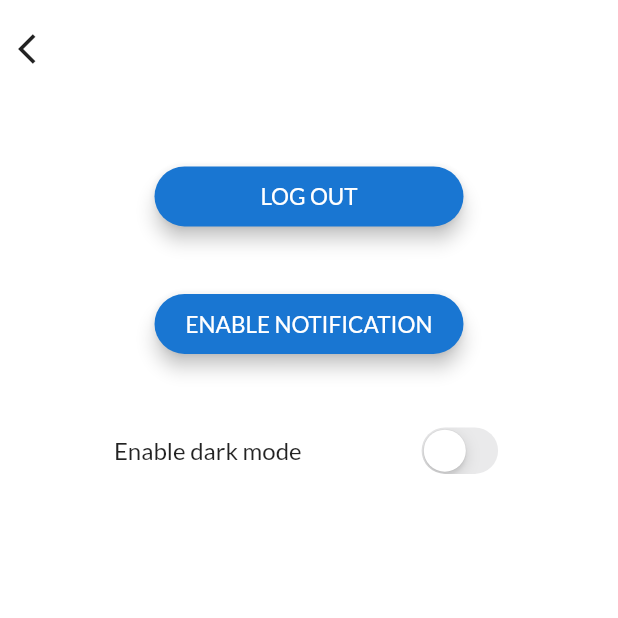
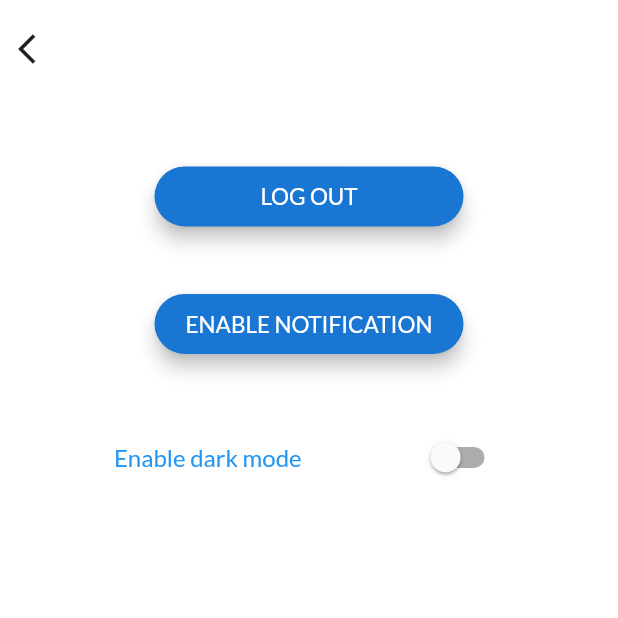
Before and after one commit to Sdevita/tellus_lite, a Flutter app: the MapPage screen opened directly, after a tap on the "settings" icon, on a phone screen of 412 x 824 dp, the top half of it. Run offline on Flutter 3.47's test engine with Material 2 defaults, Android fonts, the phone set to English and light mode, and no system bars; our stand-ins replace dio, firebase_auth, firebase_messaging, geolocator, google_fonts, google_maps_flutter and 3 more; missing offline and left inert: flutter_statusbar_text_color; accounts and stored records are empty; generated files the repository leaves out were written again; statements that could not run were skipped.

Commit message:
Added event detail animation

```diff
--- /dev/null
+++ b/assets/lang/en_EN.json
@@ -0,0 +1,3 @@
+{
+
+}
--- /dev/null
+++ b/assets/lang/it_IT.json
@@ -0,0 +1,3 @@
+{
+
+}
--- /dev/null
+++ b/lib/common/constants/app_constants.dart
@@ -0,0 +1,3 @@
+class AppConstants {
+  static final String APP_NAME = "Tellus";
+}
--- a/lib/feature/map/map_page.dart
+++ b/lib/feature/map/map_page.dart
@@ -3,6 +3,7 @@ import 'package:flutter/widgets.dart';
 import 'package:google_maps_flutter/google_maps_flutter.dart';
 import 'package:provider/provider.dart';
 import 'package:telluslite/common/theme/theme_changer.dart';
+import 'package:telluslite/common/widgets/map/card/earthquake_list_card.dart';
 
 import 'map_viewmodel.dart';
 
@@ -18,6 +19,9 @@ class _MapPageState extends State<MapPage> with WidgetsBindingObserver {
   double bottomPadding;
   Alignment bottomAlignment;
   Alignment topAlignment;
+  MediaQueryData mq;
+  double detailBoxHeight;
+  double headerWidth;
 
   @override
   void initState() {
@@ -33,17 +37,21 @@ class _MapPageState extends State<MapPage> with WidgetsBindingObserver {
     viewModel = Provider.of<MapViewModel>(context);
     themeChanger = Provider.of(context);
     theme = Theme.of(context);
+    mq = MediaQuery.of(context);
     double mqPTop = MediaQuery.of(context).padding.top;
     bottomPadding = MediaQuery.of(context).padding.bottom;
     bottomAlignment = Alignment(0.0, 1 - (bottomPadding + 40) / 1000);
     topAlignment = Alignment(0.0, -(1 - ((mqPTop + 60) / 1000)));
+    detailBoxHeight = viewModel.detailsCardHeight ?? 0;
+    headerWidth = viewModel.headerWidth ?? mq.size.width / 2;
 
     return Scaffold(
       body: Stack(
         children: <Widget>[
           _buildMap(context),
           _buildHeader(context),
-          _buildBottomWidget(context)
+          _buildBottomWidget(context),
+          _buildDetails(context),
         ],
       ),
     );
@@ -52,16 +60,20 @@ class _MapPageState extends State<MapPage> with WidgetsBindingObserver {
   _buildHeader(BuildContext context) {
     return Align(
       alignment: topAlignment,
-      child: Container(
-        width: MediaQuery.of(context).size.width / 2,
+      child: AnimatedContainer(
+        duration: Duration(milliseconds: 200),
+        curve: Curves.easeInCirc,
+        width: headerWidth,
+        onEnd: () {
+          //viewModel.changeHeaderTitle();
+        },
         decoration: BoxDecoration(
             borderRadius: BorderRadius.all(Radius.circular(50)),
             color: Theme.of(context).backgroundColor),
         child: Padding(
           padding: const EdgeInsets.all(8.0),
           child: Row(
-            mainAxisAlignment: MainAxisAlignment.spaceAround,
-            mainAxisSize: MainAxisSize.min,
+            mainAxisAlignment: MainAxisAlignment.spaceBetween,
             children: <Widget>[
               IconButton(
                 onPressed: () {
@@ -73,20 +85,19 @@ class _MapPageState extends State<MapPage> with WidgetsBindingObserver {
                   color: Theme.of(context).primaryColor,
                 ),
               ),
-              Visibility(
-                visible: !viewModel.showMapLoader,
+              !viewModel.showMapLoader
+                  ? Flexible(
                       child: Text(
-                  "Tellus",
-                  style: TextStyle(fontSize: 20),
+                        viewModel.headerTitle,
+                        textAlign: TextAlign.center,
+                        style:
+                            TextStyle(fontSize: 20, color: theme.primaryColor),
                       ),
-              ),
-              Visibility(
-                visible: viewModel.showMapLoader,
-                child: Padding(
+                    )
+                  : Padding(
                       padding: const EdgeInsets.all(8.0),
                       child: CircularProgressIndicator(
                         backgroundColor: theme.primaryColor,
-                  ),
                       ),
                     ),
               IconButton(
@@ -127,30 +138,67 @@ class _MapPageState extends State<MapPage> with WidgetsBindingObserver {
   _buildBottomWidget(BuildContext context) {
     return Align(
       alignment: Alignment(0.0, 0.9),
-      child: FractionallySizedBox(
-        heightFactor: 0.2,
+      child: Container(
+        height: mq.size.height / 5.5,
         child: PageView.builder(
           itemCount: viewModel.earthquakeList.length,
           // store this controller in a State to save the carousel scroll position
           controller: viewModel.pageController,
           itemBuilder: (BuildContext context, int itemIndex) {
-            return _buildCarouselItem(context, 1, itemIndex);
+            var event = viewModel.earthquakeList[itemIndex];
+            return EarthQuakeListCard(
+              title: event.properties.place,
+              magnitude: event.properties.mag,
+              onTopTapped: () {
+                viewModel.onTopTapped(itemIndex);
+              },
+            );
           },
         ),
       ),
     );
   }
 
-  Widget _buildCarouselItem(
-      BuildContext context, int carouselIndex, int itemIndex) {
-    return Padding(
-      padding: EdgeInsets.symmetric(horizontal: 4.0),
-      child: Container(
+  _buildDetails(BuildContext context) {
+    var event = viewModel?.selectedEvent;
+    return Align(
+      alignment: Alignment.bottomCenter,
+      child: AnimatedContainer(
+        duration: Duration(milliseconds: 200),
+        curve: Curves.easeInCirc,
+        height: detailBoxHeight,
         decoration: BoxDecoration(
           color: theme.backgroundColor,
-          borderRadius: BorderRadius.all(Radius.circular(4.0)),
+          borderRadius: BorderRadius.circular(25.0),
         ),
-        child: Text(viewModel.earthquakeList[itemIndex].properties.place),
+        child: Stack(
+          children: <Widget>[
+            Positioned(
+              left: 16,
+              top: 16,
+              child: Container(
+                constraints: BoxConstraints(maxWidth: mq.size.width * 0.8),
+                child: Text(
+                  event?.properties?.place ?? "",
+                  style: TextStyle(fontSize: 18, color: theme.primaryColor),
+                ),
+              ),
+            ),
+            Positioned(
+              right: 5,
+              top: 5,
+              child: IconButton(
+                onPressed: () {
+                  viewModel.onCloseDetail();
+                },
+                icon: Icon(
+                  Icons.clear,
+                  color: theme.primaryColor,
+                ),
+              ),
+            )
+          ],
+        ),
       ),
     );
   }
--- a/lib/feature/map/map_viewmodel.dart
+++ b/lib/feature/map/map_viewmodel.dart
@@ -3,6 +3,7 @@ import 'package:flutter/services.dart';
 import 'package:geolocator/geolocator.dart';
 import 'package:google_maps_flutter/google_maps_flutter.dart';
 import 'package:telluslite/common/base_viewmodel.dart';
+import 'package:telluslite/common/constants/app_constants.dart';
 import 'package:telluslite/common/widgets/Dialogs.dart';
 import 'package:telluslite/navigation/Routes.dart';
 import 'package:telluslite/network/model/response/feature.dart';
@@ -13,6 +14,7 @@ enum MapState { Map, Details, Notification }
 
 class MapViewModel extends BaseViewModel {
   List<Feature> _earthquakeList;
+  Feature _selectedEvent;
   PageController pageController = PageController(viewportFraction: 0.8);
   GoogleMapController _mapController;
   Geolocator _geolocator;
@@ -20,12 +22,17 @@ class MapViewModel extends BaseViewModel {
   bool _isDarkMode = false;
   Set<Marker> _markers;
   bool showMapLoader = true;
-  MapState _homeState = MapState.Map;
+  MapState _mapState = MapState.Map;
   Map<String, dynamic> notificationModel;
+  MediaQueryData mediaQuery;
+  double detailsCardHeight;
+  double headerWidth;
+  String headerTitle = AppConstants.APP_NAME;
 
   MapViewModel({this.notificationModel});
 
   init(BuildContext context, bool isDarkMode) async {
+    mediaQuery = MediaQuery.of(context);
     _showMapLoader(true);
     _geolocator = Geolocator();
     _isDarkMode = isDarkMode;
@@ -60,7 +67,7 @@ class MapViewModel extends BaseViewModel {
     }
 
     if (notificationModel.containsKey('data')) {
-      _homeState = MapState.Notification;
+      _mapState = MapState.Notification;
       var data = notificationModel['data'];
       var lat = double.parse(data['latitude']);
       var lon = double.parse(data['longitude']);
@@ -74,7 +81,16 @@ class MapViewModel extends BaseViewModel {
   }
 
   _showDetail(double lat, double lon, bool isFromNotification) async {
-    var camera = CameraPosition(target: LatLng(lat, lon), zoom: 8);
+    var camera;
+    if (_mapState == MapState.Details) {
+      detailsCardHeight = mediaQuery.size.height / 3;
+      headerWidth = mediaQuery.size.width - 50;
+      camera = CameraPosition(target: LatLng(lat, lon), zoom: 14);
+    } else {
+      camera = CameraPosition(target: LatLng(lat, lon), zoom: 8);
+      detailsCardHeight = 0;
+      headerWidth = mediaQuery.size.width / 2;
+    }
     await _mapController.animateCamera(CameraUpdate.newCameraPosition(camera));
     if (isFromNotification) {
       notificationModel = null;
@@ -120,13 +136,45 @@ class MapViewModel extends BaseViewModel {
   }
 
   setMapStyle(bool isDarkMode) async {
-    String stylePath = _isDarkMode
+    String stylePath = isDarkMode
         ? 'assets/map_style/blue_dark_map.json'
         : 'assets/map_style/x_spot_style.json';
     _showMapLoader(true);
     String style = await rootBundle.loadString(stylePath);
     _showMapLoader(false);
     _mapController.setMapStyle(style);
+  }
+
+  onTopTapped(int index) {
+    if (_mapState != MapState.Details) {
+      _mapState = MapState.Details;
+      var event = _earthquakeList[index];
+      _selectedEvent = event;
+      var latitude = event?.geometry?.coordinates[1];
+      var longitude = event?.geometry?.coordinates[0];
+      _showDetail(latitude, longitude, false);
+    }
+  }
+
+  onCloseDetail() {
+    _mapState = MapState.Map;
+    _updateUI();
+  }
+
+  _updateUI() {
+    switch (_mapState) {
+      case MapState.Map:
+        _mapController.animateCamera(CameraUpdate.zoomTo(8));
+        detailsCardHeight = 0;
+        headerWidth = mediaQuery.size.width / 2;
+        break;
+      case MapState.Details:
+
+      case MapState.Notification:
+        // TODO: Handle this case.
+        break;
+    }
+    notifyListeners();
   }
 
   _getEarthquakes(BuildContext context) async {
@@ -167,8 +215,8 @@ class MapViewModel extends BaseViewModel {
   }
 
   goToSettings(BuildContext context) async {
-    var isDarkMode =
-        await Navigator.of(context).pushNamed(Routes.settingsRoute);
+    bool isDarkMode =
+        await Navigator.of(context).pushNamed(Routes.settingsRoute) ?? false;
     setMapStyle(isDarkMode);
   }
 
@@ -183,4 +231,8 @@ class MapViewModel extends BaseViewModel {
   Position get currentPosition => _currentPosition;
 
   GoogleMapController get mapController => _mapController;
+
+  MapState get state => _mapState;
+
+  Feature get selectedEvent => _selectedEvent;
 }
--- a/lib/feature/settings_page/settings.dart
+++ b/lib/feature/settings_page/settings.dart
@@ -11,20 +11,32 @@ class Settings extends StatefulWidget {
   _SettingsState createState() => _SettingsState();
 }
 
-class _SettingsState extends State<Settings> {
+class _SettingsState extends State<Settings> with WidgetsBindingObserver {
   SettingsViewModel viewModel;
   ThemeChanger themeChanger;
+  ThemeData theme;
+
+  @override
+  void initState() {
+    WidgetsBinding.instance.addObserver(this);
+    WidgetsBinding.instance.addPostFrameCallback((_) {
+      viewModel.init();
+    });
+    super.initState();
+  }
 
   @override
   Widget build(BuildContext context) {
     viewModel = Provider.of(context);
     themeChanger = Provider.of(context);
+    theme = Theme.of(context);
+
     return BaseWidget(
       loader: viewModel.loader,
       appBar: TellusAppBar(
         leftIcon: Icons.arrow_back_ios,
         onLeftButtonTapped: () {
-          Navigator.of(context).pop();
+          viewModel.onBack(context);
         },
       ),
       body: Center(
@@ -46,10 +58,10 @@ class _SettingsState extends State<Settings> {
         children: <Widget>[
           Text(
             "Enable dark mode",
-            style: TextStyle(fontSize: 16),
+            style: TextStyle(fontSize: 16, color: theme.primaryColor),
           ),
-          CupertinoSwitch(
-            activeColor: Theme.of(context).buttonColor,
+          Switch.adaptive(
+            activeColor: Theme.of(context).primaryColor,
             value: viewModel.switchValue,
             onChanged: (isDarkMode) {
               if (isDarkMode) {
--- a/lib/feature/settings_page/settings_viewmodel.dart
+++ b/lib/feature/settings_page/settings_viewmodel.dart
@@ -1,14 +1,19 @@
 import 'package:flutter/cupertino.dart';
 import 'package:permission_handler/permission_handler.dart';
-import 'package:shared_preferences/shared_preferences.dart';
 import 'package:telluslite/common/base_viewmodel.dart';
-import 'package:telluslite/common/constants/app_key.dart';
 import 'package:telluslite/navigation/Routes.dart';
 import 'package:telluslite/network/repositories/firebase_auth_repository.dart';
+import 'package:telluslite/persistent/repositories/secure_store_repository.dart';
 import 'package:telluslite/push_notification/push_notification_manager.dart';
 
 class SettingsViewModel extends BaseViewModel {
   bool switchValue = false;
+
+  init() async {
+    SecureStoreRepository secureStoreRepository = SecureStoreRepository();
+    switchValue = await secureStoreRepository.hasDarkModeSaved();
+    notifyListeners();
+  }
 
   logout(BuildContext context) {
     var firebaseRepo = FireBaseAuthRepository();
@@ -21,8 +26,12 @@ class SettingsViewModel extends BaseViewModel {
   onSwitchChange(bool isDarkMode) async {
     this.switchValue = isDarkMode;
     notifyListeners();
-    var preference = await SharedPreferences.getInstance();
-    preference.setBool(AppKeys.DARK_MODE_KEY, isDarkMode);
+    _savePreference();
+  }
+
+  _savePreference() {
+    SecureStoreRepository secureStoreRepository = SecureStoreRepository();
+    secureStoreRepository.saveDarkModeSettings(switchValue);
   }
 
   enableNotification() async {
@@ -37,4 +46,8 @@ class SettingsViewModel extends BaseViewModel {
       hideLoader();
     }
   }
+
+  onBack(BuildContext context) {
+    Navigator.pop(context, switchValue);
+  }
 }
--- a/lib/main.dart
+++ b/lib/main.dart
@@ -1,6 +1,7 @@
 import 'package:flutter/material.dart';
 import 'package:provider/provider.dart';
 import 'package:telluslite/common/theme/theme_changer.dart';
+import 'package:telluslite/persistent/repositories/secure_store_repository.dart';
 import 'package:telluslite/push_notification/push_notification_manager.dart';
 
 import 'common/theme/Themes.dart';
@@ -10,15 +11,35 @@ void main() async {
   runApp(MyApp());
 }
 
-class MyApp extends StatelessWidget {
+class MyApp extends StatefulWidget {
   // This widget is the root of your application.
+  @override
+  _MyAppState createState() => _MyAppState();
+}
+
+class _MyAppState extends State<MyApp> {
+  bool isDarkMode = false;
+
+  @override
+  void initState() {
+    WidgetsBinding.instance.addPostFrameCallback((timeStamp) async {
+      var dark = await SecureStoreRepository().hasDarkModeSaved();
+      setState(() {
+        isDarkMode = dark;
+      });
+    });
+    super.initState();
+  }
+
   @override
   Widget build(BuildContext context) {
     //SystemChrome.setEnabledSystemUIOverlays([SystemUiOverlay.top]);
     return ChangeNotifierProvider<ThemeChanger>(
         create: (_) {
           ThemeChanger themeChanger = ThemeChanger();
-          themeChanger.setLightMode(context);
+          isDarkMode
+              ? themeChanger.setLightMode(context)
+              : themeChanger.setLightMode(context);
           return themeChanger;
         },
         child: MaterialAppWithTheme());
--- a/lib/navigation/Routes.dart
+++ b/lib/navigation/Routes.dart
@@ -31,7 +31,7 @@ class Routes {
           ),
         );
       case settingsRoute:
-        return MaterialPageRoute(
+        return MaterialPageRoute<bool>(
             builder: (_) => ChangeNotifierProvider<SettingsViewModel>(
                 create: (_) => SettingsViewModel(), child: Settings()));
       case login:
```
Also changed, not shown: lib/common/widgets/map/card/earthquake_list_card.dart (added, +100 -0 lines). Lines whose indentation alone changed are shown as unchanged.
